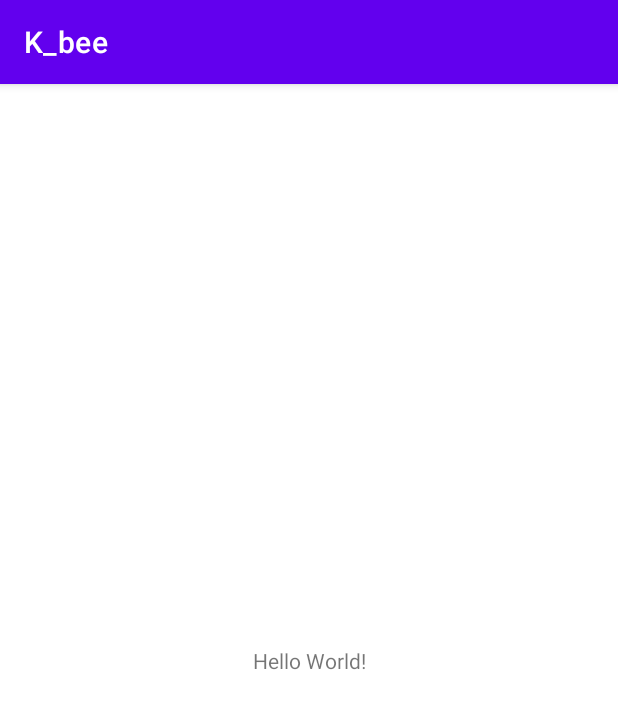
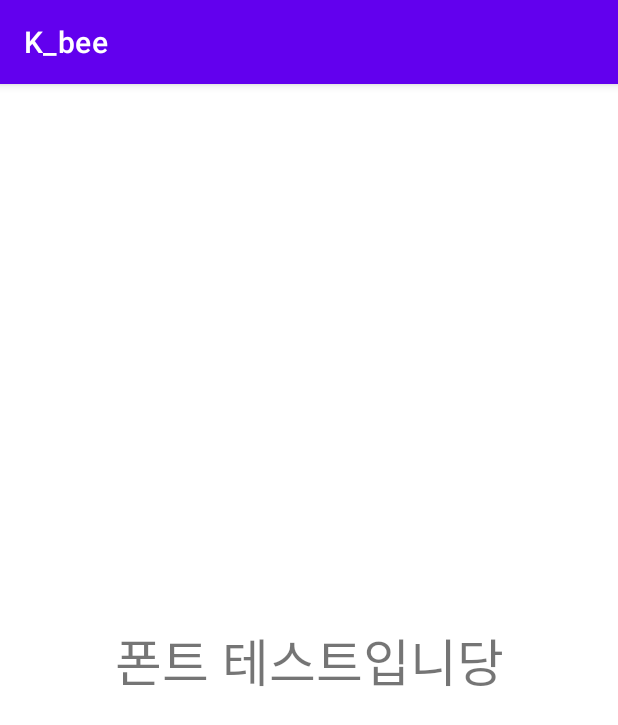
Before and after one commit to nakyung128/KbeeProject, an Android app: the screen it shows after launch (MainActivity), on a phone screen of 412 x 824 dp. Shown: the top 725 px of the screen. Run offline under Robolectric (Android 15) with nearby library versions, the phone set to English and light mode, and no system bars.

Commit message:
폰트 적용해 보기

```diff
--- /dev/null
+++ b/app/src/main/res/font/font.xml
@@ -0,0 +1,6 @@
+<?xml version="1.0" encoding="utf-8"?>
+<font-family xmlns:android="http://schemas.android.com/apk/res/android">
+    <font android:fontStyle="normal"
+        android:fontWeight="400"
+        android:font="@font/kotrahope"/>
+</font-family>
--- a/app/src/main/res/layout/activity_main.xml
+++ b/app/src/main/res/layout/activity_main.xml
@@ -9,7 +9,9 @@
     <TextView
         android:layout_width="wrap_content"
         android:layout_height="wrap_content"
-        android:text="Hello World!"
+        android:text="폰트 테스트입니당"
+        android:textSize="34sp"
+        android:fontFamily="@font/kotrahope"
         app:layout_constraintBottom_toBottomOf="parent"
         app:layout_constraintEnd_toEndOf="parent"
         app:layout_constraintStart_toStartOf="parent"
```
Also changed, not shown: 1 other file.
